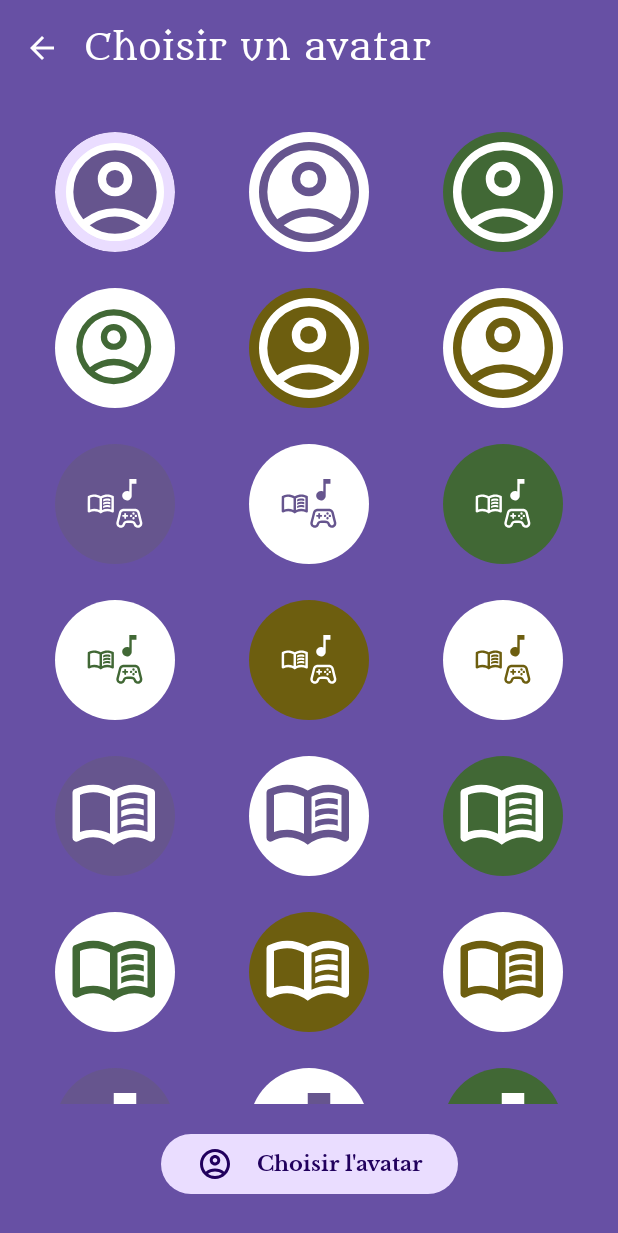
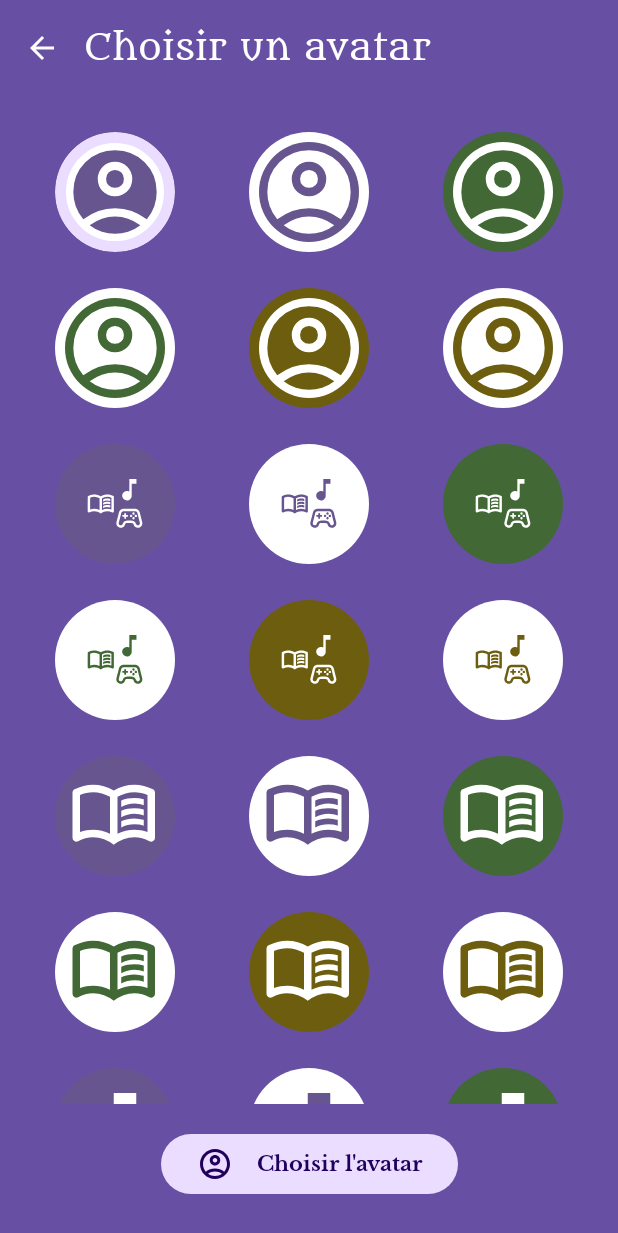
Before and after one commit to SedTheCursed/MyMediaRy, an Android app built with Jetpack Compose: the AvatarSelectionScreen screen opened through its navigation route, on a phone screen of 412 x 824 dp. Shown: the top 1233 px of the screen. Run offline under Robolectric (Android 15) with nearby library versions, the phone set to English and light mode, and no system bars.

Commit message:
avatars PathData correction

```diff
--- a/app/src/main/res/drawable/avatar_primary.xml
+++ b/app/src/main/res/drawable/avatar_primary.xml
@@ -7,9 +7,20 @@
   <path
       android:fillColor="#66558E"
       android:pathData="M-0.5,-0.5C666.2,-0.5 1332.8,-0.5 1999.5,-0.5C1999.5,666.2 1999.5,1332.8 1999.5,1999.5C1332.8,1999.5 666.2,1999.5 -0.5,1999.5C-0.5,1332.8 -0.5,666.2 -0.5,-0.5Z"/>
-
   <path
       android:fillColor="#FFFFFF"
-      android:pathData="M226,698q59,-42.33 121.33,-65.5 62.34,-23.17 132.67,-23.17 70.33,0 133,23.17T734.67,698q41,-49.67 59.83,-103.67T813.33,480q0,-141 -96.16,-237.17Q621,146.67 480,146.67t-237.17,96.16Q146.67,339 146.67,480q0,60.33 19.16,114.33Q185,648.33 226,698ZM479.88,513.33q-58.21,0 -98.05,-39.95Q342,433.42 342,375.21t39.96,-98.04q39.95,-39.84 98.16,-39.84 58.21,0 98.05,39.96Q618,317.25 618,375.46t-39.96,98.04q-39.95,39.83 -98.16,39.83ZM480.31,880q-82.64,0 -155.64,-31.5 -73,-31.5 -127.34,-85.83Q143,708.33 111.5,635.49T80,479.82q0,-82.82 31.5,-155.49 31.5,-72.66 85.83,-127Q251.67,143 324.51,111.5T480.18,80q82.82,0 155.49,31.5 72.66,31.5 127,85.83Q817,251.67 848.5,324.35 880,397.04 880,479.69q0,82.64 -31.5,155.64 -31.5,73 -85.83,127.34Q708.33,817 635.65,848.5 562.96,880 480.31,880ZM480,813.33q54.33,0 105,-15.83t97.67,-52.17q-47,-33.66 -98,-51.5Q533.67,676 480,676t-104.67,17.83q-51,17.84 -98,51.5 47,36.34 97.67,52.17 50.67,15.83 105,15.83ZM480,446.67q31.33,0 51.33,-20t20,-51.34q0,-31.33 -20,-51.33T480,304q-31.33,0 -51.33,20t-20,51.33q0,31.34 20,51.34 20,20 51.33,20ZM480,375.33ZM480,744.67Z" />
+      android:pathData="M480.31,880q-82.64,0 -155.64,-31.5 -73,-31.5 -127.34,-85.83Q143,708.33 111.5,635.49T80,479.82q0,-82.82 31.5,-155.49 31.5,-72.66 85.83,-127Q251.67,143 324.51,111.5T480.18,80q82.82,0 155.49,31.5 72.66,31.5 127,85.83Q817,251.67 848.5,324.35 880,397.04 880,479.69q0,82.64 -31.5,155.64 -31.5,73 -85.83,127.34Q708.33,817 635.65,848.5 562.96,880 480.31,880Z" />
+  <path
+      android:fillColor="#66558E"
+      android:pathData="M226,698q59,-42.33 121.33,-65.5 62.34,-23.17 132.67,-23.17 70.33,0 133,23.17T734.67,698q41,-49.67 59.83,-103.67T813.33,480q0,-141 -96.16,-237.17Q621,146.67 480,146.67t-237.17,96.16Q146.67,339 146.67,480q0,60.33 19.16,114.33Q185,648.33 226,698Z" />
+  <path
+      android:fillColor="#FFFFFF"
+      android:pathData="M479.88,513.33q-58.21,0 -98.05,-39.95Q342,433.42 342,375.21t39.96,-98.04q39.95,-39.84 98.16,-39.84 58.21,0 98.05,39.96Q618,317.25 618,375.46t-39.96,98.04q-39.95,39.83 -98.16,39.83Z" />
+  <path
+      android:fillColor="#66558E"
+      android:pathData="M480,813.33q54.33,0 105,-15.83t97.67,-52.17q-47,-33.66 -98,-51.5Q533.67,676 480,676t-104.67,17.83q-51,17.84 -98,51.5 47,36.34 97.67,52.17 50.67,15.83 105,15.83Z" />
+  <path
+      android:fillColor="#66558E"
+      android:pathData="M480,446.67q31.33,0 51.33,-20t20,-51.34q0,-31.33 -20,-51.33T480,304q-31.33,0 -51.33,20t-20,51.33q0,31.34 20,51.34 20,20 51.33,20ZM480,375.33ZM480,744.67Z" />
 
 </vector>
--- a/app/src/main/res/drawable/avatar_primary_inversed.xml
+++ b/app/src/main/res/drawable/avatar_primary_inversed.xml
@@ -10,6 +10,20 @@
 
   <path
       android:fillColor="#66558E"
-      android:pathData="M226,698q59,-42.33 121.33,-65.5 62.34,-23.17 132.67,-23.17 70.33,0 133,23.17T734.67,698q41,-49.67 59.83,-103.67T813.33,480q0,-141 -96.16,-237.17Q621,146.67 480,146.67t-237.17,96.16Q146.67,339 146.67,480q0,60.33 19.16,114.33Q185,648.33 226,698ZM479.88,513.33q-58.21,0 -98.05,-39.95Q342,433.42 342,375.21t39.96,-98.04q39.95,-39.84 98.16,-39.84 58.21,0 98.05,39.96Q618,317.25 618,375.46t-39.96,98.04q-39.95,39.83 -98.16,39.83ZM480.31,880q-82.64,0 -155.64,-31.5 -73,-31.5 -127.34,-85.83Q143,708.33 111.5,635.49T80,479.82q0,-82.82 31.5,-155.49 31.5,-72.66 85.83,-127Q251.67,143 324.51,111.5T480.18,80q82.82,0 155.49,31.5 72.66,31.5 127,85.83Q817,251.67 848.5,324.35 880,397.04 880,479.69q0,82.64 -31.5,155.64 -31.5,73 -85.83,127.34Q708.33,817 635.65,848.5 562.96,880 480.31,880ZM480,813.33q54.33,0 105,-15.83t97.67,-52.17q-47,-33.66 -98,-51.5Q533.67,676 480,676t-104.67,17.83q-51,17.84 -98,51.5 47,36.34 97.67,52.17 50.67,15.83 105,15.83ZM480,446.67q31.33,0 51.33,-20t20,-51.34q0,-31.33 -20,-51.33T480,304q-31.33,0 -51.33,20t-20,51.33q0,31.34 20,51.34 20,20 51.33,20ZM480,375.33ZM480,744.67Z" />
+      android:pathData="M480.31,880q-82.64,0 -155.64,-31.5 -73,-31.5 -127.34,-85.83Q143,708.33 111.5,635.49T80,479.82q0,-82.82 31.5,-155.49 31.5,-72.66 85.83,-127Q251.67,143 324.51,111.5T480.18,80q82.82,0 155.49,31.5 72.66,31.5 127,85.83Q817,251.67 848.5,324.35 880,397.04 880,479.69q0,82.64 -31.5,155.64 -31.5,73 -85.83,127.34Q708.33,817 635.65,848.5 562.96,880 480.31,880Z" />
+  <path
+      android:fillColor="#FFFFFF"
+      android:pathData="M226,698q59,-42.33 121.33,-65.5 62.34,-23.17 132.67,-23.17 70.33,0 133,23.17T734.67,698q41,-49.67 59.83,-103.67T813.33,480q0,-141 -96.16,-237.17Q621,146.67 480,146.67t-237.17,96.16Q146.67,339 146.67,480q0,60.33 19.16,114.33Q185,648.33 226,698Z" />
+  <path
+    android:fillColor="#66558E"
+    android:pathData="M479.88,513.33q-58.21,0 -98.05,-39.95Q342,433.42 342,375.21t39.96,-98.04q39.95,-39.84 98.16,-39.84 58.21,0 98.05,39.96Q618,317.25 618,375.46t-39.96,98.04q-39.95,39.83 -98.16,39.83Z" />
+
+  <path
+    android:fillColor="#FFFFFF"
+    android:pathData="M480,813.33q54.33,0 105,-15.83t97.67,-52.17q-47,-33.66 -98,-51.5Q533.67,676 480,676t-104.67,17.83q-51,17.84 -98,51.5 47,36.34 97.67,52.17 50.67,15.83 105,15.83Z" />
+
+  <path
+    android:fillColor="#FFFFFF"
+    android:pathData="M480,446.67q31.33,0 51.33,-20t20,-51.34q0,-31.33 -20,-51.33T480,304q-31.33,0 -51.33,20t-20,51.33q0,31.34 20,51.34 20,20 51.33,20ZM480,375.33ZM480,744.67Z" />
 
 </vector>
--- a/app/src/main/res/drawable/avatar_secondary.xml
+++ b/app/src/main/res/drawable/avatar_secondary.xml
@@ -7,9 +7,20 @@
   <path
       android:fillColor="#416835"
       android:pathData="M-0.5,-0.5C666.2,-0.5 1332.8,-0.5 1999.5,-0.5C1999.5,666.2 1999.5,1332.8 1999.5,1999.5C1332.8,1999.5 666.2,1999.5 -0.5,1999.5C-0.5,1332.8 -0.5,666.2 -0.5,-0.5Z"/>
-
   <path
       android:fillColor="#FFFFFF"
-      android:pathData="M226,698q59,-42.33 121.33,-65.5 62.34,-23.17 132.67,-23.17 70.33,0 133,23.17T734.67,698q41,-49.67 59.83,-103.67T813.33,480q0,-141 -96.16,-237.17Q621,146.67 480,146.67t-237.17,96.16Q146.67,339 146.67,480q0,60.33 19.16,114.33Q185,648.33 226,698ZM479.88,513.33q-58.21,0 -98.05,-39.95Q342,433.42 342,375.21t39.96,-98.04q39.95,-39.84 98.16,-39.84 58.21,0 98.05,39.96Q618,317.25 618,375.46t-39.96,98.04q-39.95,39.83 -98.16,39.83ZM480.31,880q-82.64,0 -155.64,-31.5 -73,-31.5 -127.34,-85.83Q143,708.33 111.5,635.49T80,479.82q0,-82.82 31.5,-155.49 31.5,-72.66 85.83,-127Q251.67,143 324.51,111.5T480.18,80q82.82,0 155.49,31.5 72.66,31.5 127,85.83Q817,251.67 848.5,324.35 880,397.04 880,479.69q0,82.64 -31.5,155.64 -31.5,73 -85.83,127.34Q708.33,817 635.65,848.5 562.96,880 480.31,880ZM480,813.33q54.33,0 105,-15.83t97.67,-52.17q-47,-33.66 -98,-51.5Q533.67,676 480,676t-104.67,17.83q-51,17.84 -98,51.5 47,36.34 97.67,52.17 50.67,15.83 105,15.83ZM480,446.67q31.33,0 51.33,-20t20,-51.34q0,-31.33 -20,-51.33T480,304q-31.33,0 -51.33,20t-20,51.33q0,31.34 20,51.34 20,20 51.33,20ZM480,375.33ZM480,744.67Z" />
+      android:pathData="M480.31,880q-82.64,0 -155.64,-31.5 -73,-31.5 -127.34,-85.83Q143,708.33 111.5,635.49T80,479.82q0,-82.82 31.5,-155.49 31.5,-72.66 85.83,-127Q251.67,143 324.51,111.5T480.18,80q82.82,0 155.49,31.5 72.66,31.5 127,85.83Q817,251.67 848.5,324.35 880,397.04 880,479.69q0,82.64 -31.5,155.64 -31.5,73 -85.83,127.34Q708.33,817 635.65,848.5 562.96,880 480.31,880Z" />
+  <path
+      android:fillColor="#416835"
+      android:pathData="M226,698q59,-42.33 121.33,-65.5 62.34,-23.17 132.67,-23.17 70.33,0 133,23.17T734.67,698q41,-49.67 59.83,-103.67T813.33,480q0,-141 -96.16,-237.17Q621,146.67 480,146.67t-237.17,96.16Q146.67,339 146.67,480q0,60.33 19.16,114.33Q185,648.33 226,698Z" />
+  <path
+      android:fillColor="#FFFFFF"
+      android:pathData="M479.88,513.33q-58.21,0 -98.05,-39.95Q342,433.42 342,375.21t39.96,-98.04q39.95,-39.84 98.16,-39.84 58.21,0 98.05,39.96Q618,317.25 618,375.46t-39.96,98.04q-39.95,39.83 -98.16,39.83Z" />
+  <path
+      android:fillColor="#416835"
+      android:pathData="M480,813.33q54.33,0 105,-15.83t97.67,-52.17q-47,-33.66 -98,-51.5Q533.67,676 480,676t-104.67,17.83q-51,17.84 -98,51.5 47,36.34 97.67,52.17 50.67,15.83 105,15.83Z" />
+  <path
+      android:fillColor="#416835"
+      android:pathData="M480,446.67q31.33,0 51.33,-20t20,-51.34q0,-31.33 -20,-51.33T480,304q-31.33,0 -51.33,20t-20,51.33q0,31.34 20,51.34 20,20 51.33,20ZM480,375.33ZM480,744.67Z" />
 
 </vector>
--- a/app/src/main/res/drawable/avatar_secondary_inversed.xml
+++ b/app/src/main/res/drawable/avatar_secondary_inversed.xml
@@ -8,13 +8,22 @@
       android:fillColor="#FFFFFF"
       android:pathData="M-0.5,-0.5C666.2,-0.5 1332.8,-0.5 1999.5,-0.5C1999.5,666.2 1999.5,1332.8 1999.5,1999.5C1332.8,1999.5 666.2,1999.5 -0.5,1999.5C-0.5,1332.8 -0.5,666.2 -0.5,-0.5Z"/>
 
-  <group
-      android:scaleX="0.75"
-      android:scaleY="0.75"
-      android:translateX="110"
-      android:translateY="110" >
-    <path
-        android:fillColor="#416835"
-        android:pathData="M226,698q59,-42.33 121.33,-65.5 62.34,-23.17 132.67,-23.17 70.33,0 133,23.17T734.67,698q41,-49.67 59.83,-103.67T813.33,480q0,-141 -96.16,-237.17Q621,146.67 480,146.67t-237.17,96.16Q146.67,339 146.67,480q0,60.33 19.16,114.33Q185,648.33 226,698ZM479.88,513.33q-58.21,0 -98.05,-39.95Q342,433.42 342,375.21t39.96,-98.04q39.95,-39.84 98.16,-39.84 58.21,0 98.05,39.96Q618,317.25 618,375.46t-39.96,98.04q-39.95,39.83 -98.16,39.83ZM480.31,880q-82.64,0 -155.64,-31.5 -73,-31.5 -127.34,-85.83Q143,708.33 111.5,635.49T80,479.82q0,-82.82 31.5,-155.49 31.5,-72.66 85.83,-127Q251.67,143 324.51,111.5T480.18,80q82.82,0 155.49,31.5 72.66,31.5 127,85.83Q817,251.67 848.5,324.35 880,397.04 880,479.69q0,82.64 -31.5,155.64 -31.5,73 -85.83,127.34Q708.33,817 635.65,848.5 562.96,880 480.31,880ZM480,813.33q54.33,0 105,-15.83t97.67,-52.17q-47,-33.66 -98,-51.5Q533.67,676 480,676t-104.67,17.83q-51,17.84 -98,51.5 47,36.34 97.67,52.17 50.67,15.83 105,15.83ZM480,446.67q31.33,0 51.33,-20t20,-51.34q0,-31.33 -20,-51.33T480,304q-31.33,0 -51.33,20t-20,51.33q0,31.34 20,51.34 20,20 51.33,20ZM480,375.33ZM480,744.67Z" />
-  </group>
+  <path
+      android:fillColor="#416835"
+      android:pathData="M480.31,880q-82.64,0 -155.64,-31.5 -73,-31.5 -127.34,-85.83Q143,708.33 111.5,635.49T80,479.82q0,-82.82 31.5,-155.49 31.5,-72.66 85.83,-127Q251.67,143 324.51,111.5T480.18,80q82.82,0 155.49,31.5 72.66,31.5 127,85.83Q817,251.67 848.5,324.35 880,397.04 880,479.69q0,82.64 -31.5,155.64 -31.5,73 -85.83,127.34Q708.33,817 635.65,848.5 562.96,880 480.31,880Z" />
+  <path
+      android:fillColor="#FFFFFF"
+      android:pathData="M226,698q59,-42.33 121.33,-65.5 62.34,-23.17 132.67,-23.17 70.33,0 133,23.17T734.67,698q41,-49.67 59.83,-103.67T813.33,480q0,-141 -96.16,-237.17Q621,146.67 480,146.67t-237.17,96.16Q146.67,339 146.67,480q0,60.33 19.16,114.33Q185,648.33 226,698Z" />
+  <path
+      android:fillColor="#416835"
+      android:pathData="M479.88,513.33q-58.21,0 -98.05,-39.95Q342,433.42 342,375.21t39.96,-98.04q39.95,-39.84 98.16,-39.84 58.21,0 98.05,39.96Q618,317.25 618,375.46t-39.96,98.04q-39.95,39.83 -98.16,39.83Z" />
+
+  <path
+      android:fillColor="#FFFFFF"
+      android:pathData="M480,813.33q54.33,0 105,-15.83t97.67,-52.17q-47,-33.66 -98,-51.5Q533.67,676 480,676t-104.67,17.83q-51,17.84 -98,51.5 47,36.34 97.67,52.17 50.67,15.83 105,15.83Z" />
+
+  <path
+      android:fillColor="#FFFFFF"
+      android:pathData="M480,446.67q31.33,0 51.33,-20t20,-51.34q0,-31.33 -20,-51.33T480,304q-31.33,0 -51.33,20t-20,51.33q0,31.34 20,51.34 20,20 51.33,20ZM480,375.33ZM480,744.67Z" />
+
 </vector>
--- a/app/src/main/res/drawable/avatar_tertiary.xml
+++ b/app/src/main/res/drawable/avatar_tertiary.xml
@@ -7,9 +7,19 @@
   <path
       android:fillColor="#6D5E0F"
       android:pathData="M-0.5,-0.5C666.2,-0.5 1332.8,-0.5 1999.5,-0.5C1999.5,666.2 1999.5,1332.8 1999.5,1999.5C1332.8,1999.5 666.2,1999.5 -0.5,1999.5C-0.5,1332.8 -0.5,666.2 -0.5,-0.5Z"/>
-
   <path
       android:fillColor="#FFFFFF"
-      android:pathData="M226,698q59,-42.33 121.33,-65.5 62.34,-23.17 132.67,-23.17 70.33,0 133,23.17T734.67,698q41,-49.67 59.83,-103.67T813.33,480q0,-141 -96.16,-237.17Q621,146.67 480,146.67t-237.17,96.16Q146.67,339 146.67,480q0,60.33 19.16,114.33Q185,648.33 226,698ZM479.88,513.33q-58.21,0 -98.05,-39.95Q342,433.42 342,375.21t39.96,-98.04q39.95,-39.84 98.16,-39.84 58.21,0 98.05,39.96Q618,317.25 618,375.46t-39.96,98.04q-39.95,39.83 -98.16,39.83ZM480.31,880q-82.64,0 -155.64,-31.5 -73,-31.5 -127.34,-85.83Q143,708.33 111.5,635.49T80,479.82q0,-82.82 31.5,-155.49 31.5,-72.66 85.83,-127Q251.67,143 324.51,111.5T480.18,80q82.82,0 155.49,31.5 72.66,31.5 127,85.83Q817,251.67 848.5,324.35 880,397.04 880,479.69q0,82.64 -31.5,155.64 -31.5,73 -85.83,127.34Q708.33,817 635.65,848.5 562.96,880 480.31,880ZM480,813.33q54.33,0 105,-15.83t97.67,-52.17q-47,-33.66 -98,-51.5Q533.67,676 480,676t-104.67,17.83q-51,17.84 -98,51.5 47,36.34 97.67,52.17 50.67,15.83 105,15.83ZM480,446.67q31.33,0 51.33,-20t20,-51.34q0,-31.33 -20,-51.33T480,304q-31.33,0 -51.33,20t-20,51.33q0,31.34 20,51.34 20,20 51.33,20ZM480,375.33ZM480,744.67Z" />
-
+      android:pathData="M480.31,880q-82.64,0 -155.64,-31.5 -73,-31.5 -127.34,-85.83Q143,708.33 111.5,635.49T80,479.82q0,-82.82 31.5,-155.49 31.5,-72.66 85.83,-127Q251.67,143 324.51,111.5T480.18,80q82.82,0 155.49,31.5 72.66,31.5 127,85.83Q817,251.67 848.5,324.35 880,397.04 880,479.69q0,82.64 -31.5,155.64 -31.5,73 -85.83,127.34Q708.33,817 635.65,848.5 562.96,880 480.31,880Z" />
+  <path
+      android:fillColor="#6D5E0F"
+      android:pathData="M226,698q59,-42.33 121.33,-65.5 62.34,-23.17 132.67,-23.17 70.33,0 133,23.17T734.67,698q41,-49.67 59.83,-103.67T813.33,480q0,-141 -96.16,-237.17Q621,146.67 480,146.67t-237.17,96.16Q146.67,339 146.67,480q0,60.33 19.16,114.33Q185,648.33 226,698Z" />
+  <path
+      android:fillColor="#FFFFFF"
+      android:pathData="M479.88,513.33q-58.21,0 -98.05,-39.95Q342,433.42 342,375.21t39.96,-98.04q39.95,-39.84 98.16,-39.84 58.21,0 98.05,39.96Q618,317.25 618,375.46t-39.96,98.04q-39.95,39.83 -98.16,39.83Z" />
+  <path
+      android:fillColor="#6D5E0F"
+      android:pathData="M480,813.33q54.33,0 105,-15.83t97.67,-52.17q-47,-33.66 -98,-51.5Q533.67,676 480,676t-104.67,17.83q-51,17.84 -98,51.5 47,36.34 97.67,52.17 50.67,15.83 105,15.83Z" />
+  <path
+      android:fillColor="#6D5E0F"
+      android:pathData="M480,446.67q31.33,0 51.33,-20t20,-51.34q0,-31.33 -20,-51.33T480,304q-31.33,0 -51.33,20t-20,51.33q0,31.34 20,51.34 20,20 51.33,20ZM480,375.33ZM480,744.67Z" />
 </vector>
--- a/app/src/main/res/drawable/avatar_tertiary_inversed.xml
+++ b/app/src/main/res/drawable/avatar_tertiary_inversed.xml
@@ -10,6 +10,20 @@
 
   <path
       android:fillColor="#6D5E0F"
-      android:pathData="M226,698q59,-42.33 121.33,-65.5 62.34,-23.17 132.67,-23.17 70.33,0 133,23.17T734.67,698q41,-49.67 59.83,-103.67T813.33,480q0,-141 -96.16,-237.17Q621,146.67 480,146.67t-237.17,96.16Q146.67,339 146.67,480q0,60.33 19.16,114.33Q185,648.33 226,698ZM479.88,513.33q-58.21,0 -98.05,-39.95Q342,433.42 342,375.21t39.96,-98.04q39.95,-39.84 98.16,-39.84 58.21,0 98.05,39.96Q618,317.25 618,375.46t-39.96,98.04q-39.95,39.83 -98.16,39.83ZM480.31,880q-82.64,0 -155.64,-31.5 -73,-31.5 -127.34,-85.83Q143,708.33 111.5,635.49T80,479.82q0,-82.82 31.5,-155.49 31.5,-72.66 85.83,-127Q251.67,143 324.51,111.5T480.18,80q82.82,0 155.49,31.5 72.66,31.5 127,85.83Q817,251.67 848.5,324.35 880,397.04 880,479.69q0,82.64 -31.5,155.64 -31.5,73 -85.83,127.34Q708.33,817 635.65,848.5 562.96,880 480.31,880ZM480,813.33q54.33,0 105,-15.83t97.67,-52.17q-47,-33.66 -98,-51.5Q533.67,676 480,676t-104.67,17.83q-51,17.84 -98,51.5 47,36.34 97.67,52.17 50.67,15.83 105,15.83ZM480,446.67q31.33,0 51.33,-20t20,-51.34q0,-31.33 -20,-51.33T480,304q-31.33,0 -51.33,20t-20,51.33q0,31.34 20,51.34 20,20 51.33,20ZM480,375.33ZM480,744.67Z" />
+      android:pathData="M480.31,880q-82.64,0 -155.64,-31.5 -73,-31.5 -127.34,-85.83Q143,708.33 111.5,635.49T80,479.82q0,-82.82 31.5,-155.49 31.5,-72.66 85.83,-127Q251.67,143 324.51,111.5T480.18,80q82.82,0 155.49,31.5 72.66,31.5 127,85.83Q817,251.67 848.5,324.35 880,397.04 880,479.69q0,82.64 -31.5,155.64 -31.5,73 -85.83,127.34Q708.33,817 635.65,848.5 562.96,880 480.31,880Z" />
+  <path
+      android:fillColor="#FFFFFF"
+      android:pathData="M226,698q59,-42.33 121.33,-65.5 62.34,-23.17 132.67,-23.17 70.33,0 133,23.17T734.67,698q41,-49.67 59.83,-103.67T813.33,480q0,-141 -96.16,-237.17Q621,146.67 480,146.67t-237.17,96.16Q146.67,339 146.67,480q0,60.33 19.16,114.33Q185,648.33 226,698Z" />
+  <path
+      android:fillColor="#6D5E0F"
+      android:pathData="M479.88,513.33q-58.21,0 -98.05,-39.95Q342,433.42 342,375.21t39.96,-98.04q39.95,-39.84 98.16,-39.84 58.21,0 98.05,39.96Q618,317.25 618,375.46t-39.96,98.04q-39.95,39.83 -98.16,39.83Z" />
+
+  <path
+      android:fillColor="#FFFFFF"
+      android:pathData="M480,813.33q54.33,0 105,-15.83t97.67,-52.17q-47,-33.66 -98,-51.5Q533.67,676 480,676t-104.67,17.83q-51,17.84 -98,51.5 47,36.34 97.67,52.17 50.67,15.83 105,15.83Z" />
+
+  <path
+      android:fillColor="#FFFFFF"
+      android:pathData="M480,446.67q31.33,0 51.33,-20t20,-51.34q0,-31.33 -20,-51.33T480,304q-31.33,0 -51.33,20t-20,51.33q0,31.34 20,51.34 20,20 51.33,20ZM480,375.33ZM480,744.67Z" />
 
 </vector>
```
